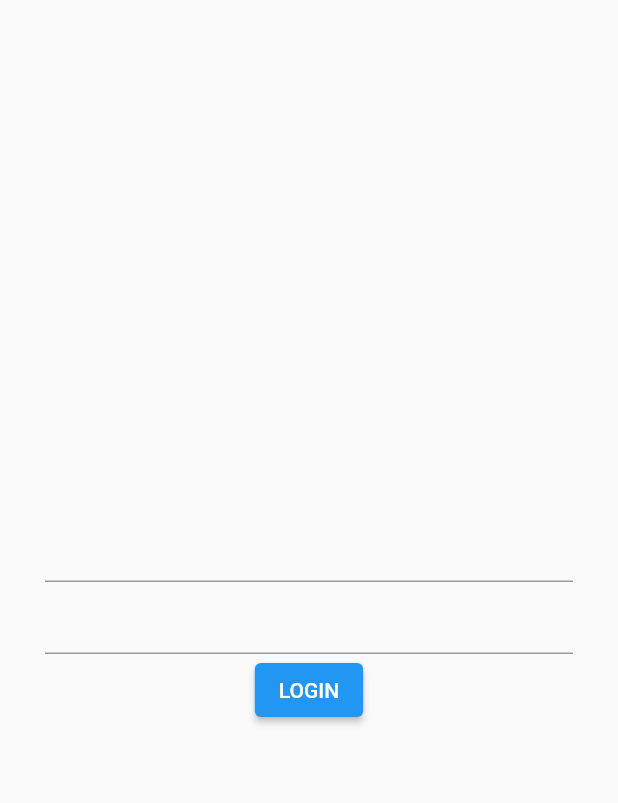
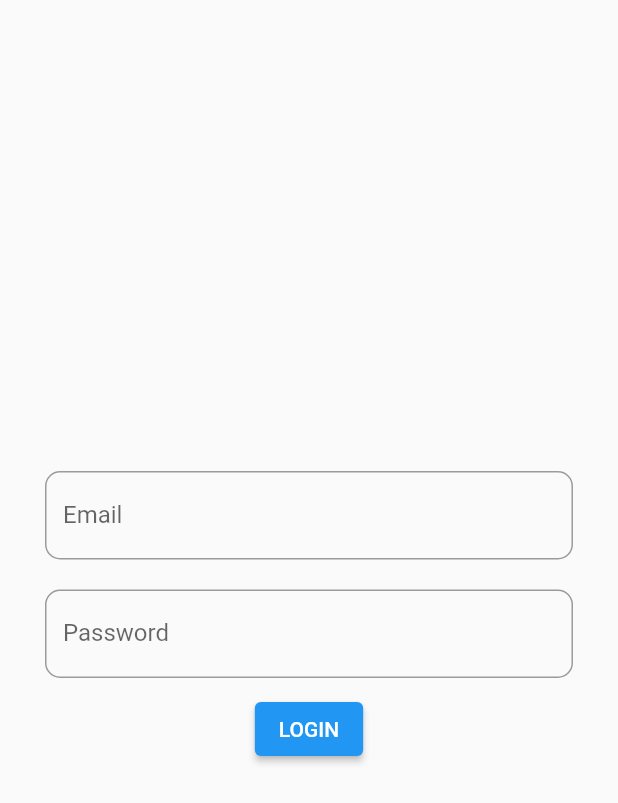
Before and after one commit to egemenongel/bloc_login, a Flutter app: the screen it shows after launch, on a phone screen of 412 x 824 dp. Shown: the top 803 px of the screen. Run offline on Flutter 3.47's test engine with Material 2 defaults, Android fonts, the phone set to English and light mode, and no system bars; our stand-ins replace flutter_bloc.

Commit message:
Implement login with different states

```diff
--- a/lib/login/cubit/login_cubit.dart
+++ b/lib/login/cubit/login_cubit.dart
@@ -1,22 +1,45 @@
+import 'package:bloc_login/home/home_view.dart';
 import 'package:bloc_login/login/service/login_service.dart';
 import 'package:bloc_login/model/user.dart';
-import 'package:flutter/cupertino.dart';
+import 'package:flutter/material.dart';
 import 'package:flutter_bloc/flutter_bloc.dart';
 
 part 'login_state.dart';
 
 class LoginCubit extends Cubit<LoginState> {
+  final BuildContext context;
   final LoginService _loginService;
   final TextEditingController emailController;
   final TextEditingController passwordController;
-  LoginCubit(this._loginService, this.emailController, this.passwordController)
+  final GlobalKey<FormState> formKey;
+  bool isLoginValidate = false;
+  bool isLoading = false;
+  LoginCubit(this.context, this._loginService, this.formKey,
+      this.emailController, this.passwordController)
       : super(const LoginInitial());
 
   Future<bool> loginWithEmail() async {
-    emit(const LoginLoading());
-    var response = await _loginService
-        .logIn(User(emailController.text, passwordController.text));
-    emit(LoggedIn(response));
-    return response;
+    if (formKey.currentState?.validate() ?? false) {
+      isLoginValidate = true;
+      emit(LoginValidate(isLoginValidate));
+      changeLoading();
+      var response = await _loginService
+          .logIn(User(emailController.text, passwordController.text));
+      changeLoading();
+      if (response == true) {
+        emit(LoggedIn(response));
+        Navigator.of(context)
+            .push(MaterialPageRoute(builder: (context) => const HomeView()));
+      } else {
+        emit(LoginError(response));
+      }
+      return response;
+    }
+    return false;
+  }
+
+  void changeLoading() {
+    isLoading = !isLoading;
+    emit(LoginLoading(isLoading));
   }
 }
--- a/lib/login/cubit/login_state.dart
+++ b/lib/login/cubit/login_state.dart
@@ -8,8 +8,15 @@ class LoginInitial extends LoginState {
   const LoginInitial();
 }
 
+class LoginValidate extends LoginState {
+  final bool isValidate;
+
+  LoginValidate(this.isValidate);
+}
+
 class LoginLoading extends LoginState {
-  const LoginLoading();
+  final bool isLoading;
+  const LoginLoading(this.isLoading);
 }
 
 class LoggedIn extends LoginState {
@@ -18,5 +25,6 @@ class LoggedIn extends LoginState {
 }
 
 class LoginError extends LoginState {
-  const LoginError();
+  final bool response;
+  const LoginError(this.response);
 }
--- a/lib/login/login_view.dart
+++ b/lib/login/login_view.dart
@@ -1,63 +1,104 @@
-import 'package:bloc_login/home/home_view.dart';
 import 'package:bloc_login/login/cubit/login_cubit.dart';
 import 'package:bloc_login/login/service/login_service.dart';
 import 'package:flutter/material.dart';
 import 'package:flutter_bloc/flutter_bloc.dart';
 
 class LoginView extends StatelessWidget {
-  const LoginView({Key? key}) : super(key: key);
+  LoginView({Key? key}) : super(key: key);
+  final TextEditingController emailController = TextEditingController();
+  final TextEditingController passwordController = TextEditingController();
+  final GlobalKey<FormState> formKey = GlobalKey();
 
   @override
   Widget build(BuildContext context) {
     return BlocProvider(
       create: (context) => LoginCubit(
+        context,
         LoginService(),
-        TextEditingController(),
-        TextEditingController(),
+        formKey,
+        emailController,
+        passwordController,
       ),
       child: Scaffold(
-        body: BlocBuilder<LoginCubit, LoginState>(
+        body: BlocConsumer<LoginCubit, LoginState>(
+          listener: ((context, state) {
+            if (state is LoginError) {
+              ScaffoldMessenger.of(context)
+                  .showSnackBar(const SnackBar(content: Text('ERROR')));
+            }
+          }),
           builder: (context, state) {
-            if (state is LoginInitial || state is LoggedIn) {
-              return Padding(
-                padding: const EdgeInsets.all(30.0),
-                child: Center(
+            if (state is LoginLoading) {
+              return const Center(
+                child: CircularProgressIndicator(),
+              );
+            }
+            return Padding(
+              padding: const EdgeInsets.all(30.0),
+              child: Center(
+                child: Form(
+                  autovalidateMode: state is LoginValidate
+                      ? state.isValidate
+                          ? AutovalidateMode.always
+                          : AutovalidateMode.disabled
+                      : AutovalidateMode.disabled,
+                  key: formKey,
                   child: Column(
                     mainAxisAlignment: MainAxisAlignment.center,
                     children: [
-                      TextFormField(
-                          controller:
-                              context.read<LoginCubit>().emailController),
-                      TextFormField(
-                          controller:
-                              context.read<LoginCubit>().passwordController),
-                      ElevatedButton(
-                        onPressed: () async {
-                          bool response =
-                              await context.read<LoginCubit>().loginWithEmail();
-                          response == true
-                              ? Navigator.push(
-                                  context,
-                                  MaterialPageRoute(
-                                      builder: (context) => const HomeView()))
-                              : null;
-                        },
-                        child: const Text('LOGIN'),
+                      _buildEmailField(context),
+                      const SizedBox(
+                        height: 20,
                       ),
+                      _buildPasswordField(context),
+                      const SizedBox(
+                        height: 10,
+                      ),
+                      _buildLoginButton(context),
                     ],
                   ),
                 ),
-              );
-            } else if (state is LoginLoading) {
-              return const Center(child: CircularProgressIndicator());
-            } else {
-              return const Center(
-                child: Text('ERROR'),
-              );
-            }
+              ),
+            );
           },
         ),
       ),
     );
   }
+
+  ElevatedButton _buildLoginButton(BuildContext context) {
+    return ElevatedButton(
+      onPressed: () async {
+        await context.read<LoginCubit>().loginWithEmail();
+        // .then((response) =>
+        //     response == true
+        //         ? Navigator.push(context,
+        //             MaterialPageRoute(builder: (context) => const HomeView()))
+        //         : null);
+      },
+      child: const Text('LOGIN'),
+    );
+  }
+
+  TextFormField _buildEmailField(BuildContext context) {
+    return TextFormField(
+      controller: context.read<LoginCubit>().emailController,
+      validator: (val) => val!.isEmpty ? 'Please fill this field' : null,
+      decoration: const InputDecoration(
+          labelText: 'Email',
+          border: OutlineInputBorder(
+              borderRadius: BorderRadius.all(Radius.circular(10)))),
+    );
+  }
+
+  TextFormField _buildPasswordField(BuildContext context) {
+    return TextFormField(
+      controller: context.read<LoginCubit>().passwordController,
+      validator: (val) => val!.isEmpty ? 'Please fill this field' : null,
+      decoration: const InputDecoration(
+          labelText: 'Password',
+          border: OutlineInputBorder(
+              borderRadius: BorderRadius.all(Radius.circular(10)))),
+    );
+  }
 }
--- a/lib/login/service/login_service.dart
+++ b/lib/login/service/login_service.dart
@@ -2,10 +2,8 @@ import 'package:bloc_login/model/user.dart';
 
 class LoginService {
   Future logIn(User user) async {
-    await Future.delayed(const Duration(seconds: 2));
+    await Future.delayed(const Duration(seconds: 3));
     final response = await Future.value(true);
-
-
     return response;
   }
 }
--- a/lib/main.dart
+++ b/lib/main.dart
@@ -8,7 +8,7 @@ class MyApp extends StatelessWidget {
 
   @override
   Widget build(BuildContext context) {
-    return const MaterialApp(
+    return MaterialApp(
       title: 'Material App',
       home: LoginView(),
     );
```
